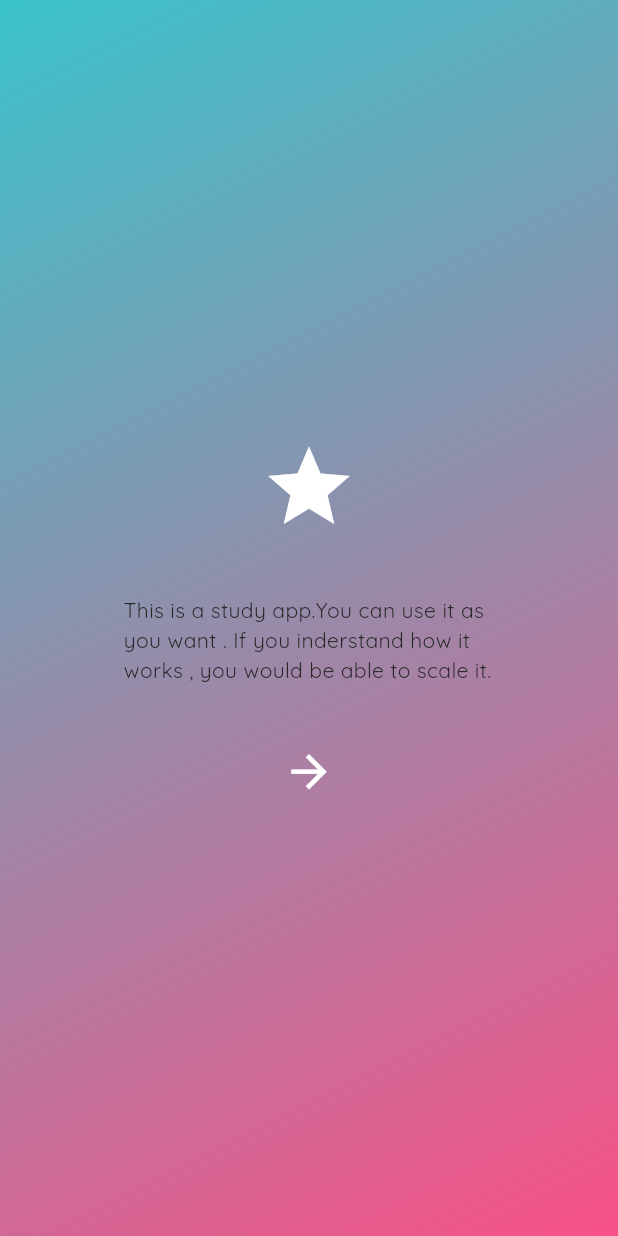
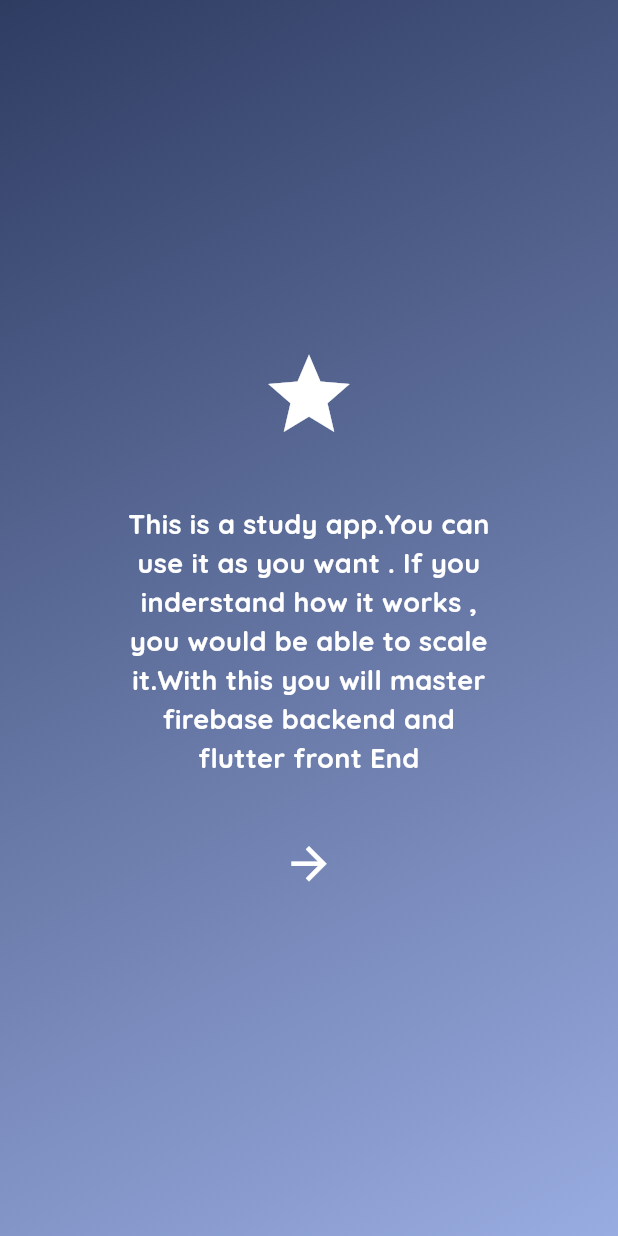
Before and after one commit to yasseresi/study-app, a Flutter app: the screen it shows after launch, on a phone screen of 412 x 824 dp. Run offline on Flutter 3.47's test engine with Material 3 defaults, Android fonts, the phone set to English and light mode, and no system bars; our stand-ins replace cloud_firestore, firebase_core, get, google_fonts; accounts and stored records are empty; project files that could hold a hidden picture were left out.

Commit message:
add the dark theme

```diff
--- a/lib/configs/themes/app_dark_theme.dart
+++ b/lib/configs/themes/app_dark_theme.dart
@@ -1,7 +1,24 @@
 
 
 
+import 'package:flutter/material.dart';
 import 'package:flutter/widgets.dart';
+import 'package:study_application/configs/themes/sub_theme_data_mixin.dart';
 
 const Color primaryDartColorDark = Color(0xff2e3c62);
-const Color primaryColorDark = Color(0xff99ac21);
+const Color primaryColorDark = Color(0xff99ace1);
+const Color mainTextColorDark = Colors.white;
+
+
+class DarkTheme with SubThemeDataMixin{
+  ThemeData buildingDarkTheme() {
+    final systemDarkTheme = ThemeData.dark();
+    return systemDarkTheme.copyWith(
+     iconTheme: getIconTheme(),
+     textTheme: getTextThemeData().apply(
+      bodyColor: mainTextColorDark,
+      displayColor: mainTextColorDark,
+     )
+    );
+  }
+}
--- a/lib/main.dart
+++ b/lib/main.dart
@@ -1,10 +1,8 @@
 import 'package:flutter/material.dart';
 import 'package:get/route_manager.dart';
 import 'package:study_application/bindings/initial_binging.dart';
+import 'package:study_application/configs/themes/app_dark_theme.dart';
 import 'package:study_application/configs/themes/app_light_theme.dart';
-
-
-
 
 import 'routes/app_routes.dart';
 
@@ -22,12 +20,11 @@ class MyApp extends StatelessWidget {
   // This widget is the root of your application.
   @override
   Widget build(BuildContext context) {
-
-   return GetMaterialApp(
-    theme: LightTheme().buildingTheme(),
-    debugShowCheckedModeBanner: false,
-    // home: const AppIntroductionScreen(),
-    getPages: AppRoutes.routes(),
-   );
+    return GetMaterialApp(
+      theme: DarkTheme().buildingDarkTheme(),
+      debugShowCheckedModeBanner: false,
+      // home: const AppIntroductionScreen(),
+      getPages: AppRoutes.routes(),
+    );
   }
 }
--- a/lib/screens/introduction/introduction.dart
+++ b/lib/screens/introduction/introduction.dart
@@ -3,6 +3,7 @@ import 'package:study_application/widgets/app_circle_button.dart';
 import 'package:get/get.dart';
 
 import '../../configs/themes/app_colours.dart';
+
 class AppIntroductionScreen extends StatelessWidget {
   const AppIntroductionScreen({super.key});
 
@@ -17,17 +18,32 @@ class AppIntroductionScreen extends StatelessWidget {
           padding: EdgeInsets.symmetric(horizontal: Get.width * 0.2),
           child: Column(
             mainAxisAlignment: MainAxisAlignment.center,
-
             children: [
               const Icon(
                 Icons.star,
                 size: 65,
               ),
-              const SizedBox(height: 40,),
-              const Text("This is a study app.You can use it as you want . If you inderstand how it works , you would be able to scale it.",  ),
-
-              const SizedBox(height: 40,),
-              AppCircleButton(widget: const Icon(Icons.arrow_forward,size: 35 ,), onTap: (){}),
+              const SizedBox(
+                height: 40,
+              ),
+              const Text(
+                style: TextStyle(
+                  fontSize: 18,
+                  color: onSurfaceTextColor,
+                  fontWeight: FontWeight.bold,
+                ),
+                textAlign: TextAlign.center,
+                "This is a study app.You can use it as you want . If you inderstand how it works , you would be able to scale it.With this you will master firebase backend and flutter front End",
+              ),
+              const SizedBox(
+                height: 40,
+              ),
+              AppCircleButton(
+                  widget: const Icon(
+                    Icons.arrow_forward,
+                    size: 35,
+                  ),
+                  onTap: () {}),
             ],
           ),
         ),
```
